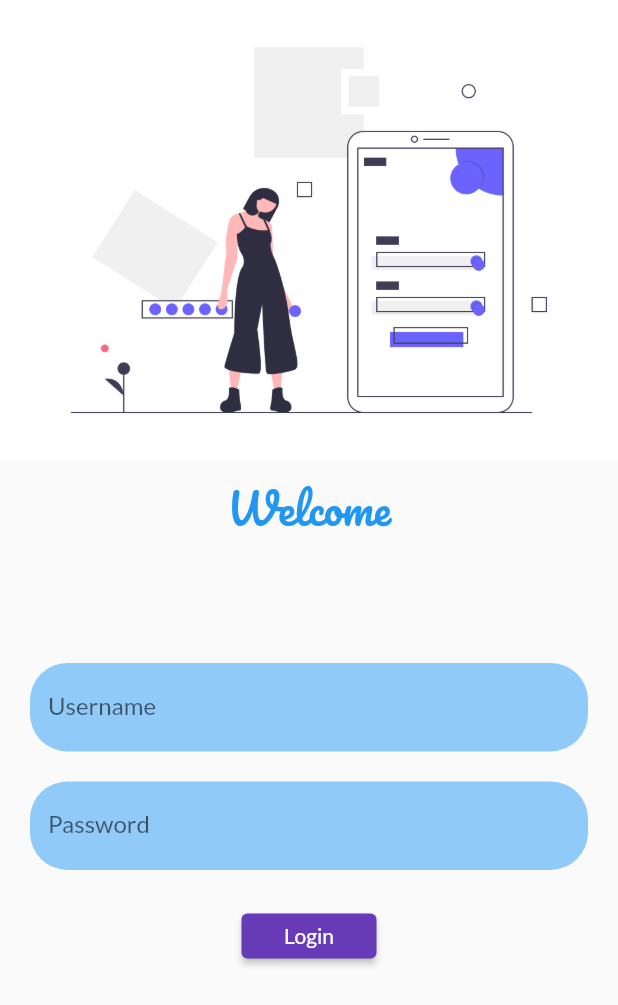
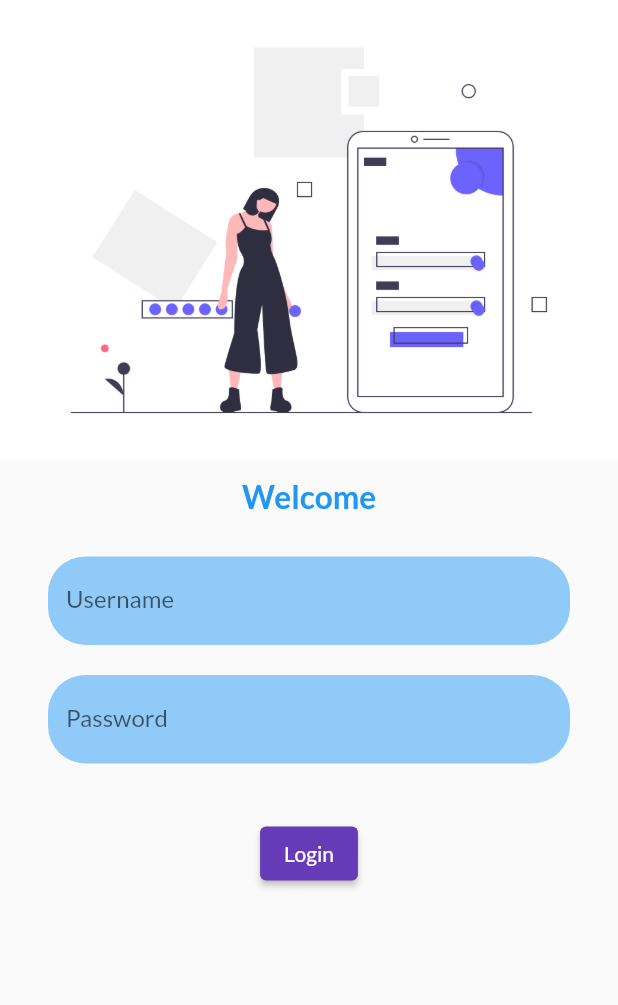
Before and after one commit to IMRISHABH08/Branching, a Flutter app: the screen it shows after launch, after a tap on "Login", on a phone screen of 412 x 824 dp. Shown: the top 1005 px of the screen. Run offline on Flutter 3.47's test engine with Material 2 defaults, Android fonts, the phone set to English and light mode, and no system bars; our stand-ins replace google_fonts.

```diff
--- a/lib/pages/login_page.dart
+++ b/lib/pages/login_page.dart
@@ -1,30 +1,15 @@
 import 'package:flutter/material.dart';
-
-//import 'package:flutter/services.dart';
+import 'package:flutter/services.dart';
 import 'package:google_fonts/google_fonts.dart';
 import './home_page.dart';
 
 class LoginPage extends StatelessWidget {
-  TextEditingController user_name = TextEditingController();
-  TextEditingController password = TextEditingController();
-
-
-
   @override
   Widget build(BuildContext context) {
-
-    void validation() {
-    if (user_name.text.isEmpty || password.text.isEmpty) {
-      return;
-    } else {
-      Navigator.of(context).pushNamed("/home_page");
-    }
-  }
-
     return Material(
       child: SingleChildScrollView(
+        //reverse: true,
         child: Column(
-          // mainAxisAlignment: MainAxisAlignment.spaceEvenly,
           children: [
             Container(
               color: Colors.white,
@@ -32,11 +17,10 @@ class LoginPage extends StatelessWidget {
               child: Image.asset(
                 "assets/images/undraw_mobile_login_ikmv.png",
                 fit: BoxFit.cover,
-                //height: 500,
               ),
             ),
             // SizedBox(
-            //   height: 10,
+            //   height: 20,
             // ),
             TextButton(
               style: TextButton.styleFrom(
@@ -45,20 +29,20 @@ class LoginPage extends StatelessWidget {
               child: Text(
                 "Welcome",
                 style: TextStyle(
-                    fontWeight: FontWeight.normal,
-                    fontFamily: GoogleFonts.pacifico().fontFamily),
-                textScaleFactor: 2.0,
+                  fontWeight: FontWeight.bold,
+                ),
+                textScaleFactor: 1.5,
               ),
-               onPressed:(){},
-
+              onPressed: () {
+                Navigator.of(context).pushNamed("/home_page");
+              },
             ),
             Padding(
               padding:
-                  EdgeInsets.only(top: 70, bottom: 20, right: 20, left: 20),
+                  const EdgeInsets.symmetric(vertical: 16.0, horizontal: 32),
               child: Column(
                 children: [
                   TextField(
-                    controller: user_name,
                     decoration: InputDecoration(
                       //  border: OutlineInputBorder(
                       //   borderRadius: BorderRadius.circular(25),
@@ -75,9 +59,7 @@ class LoginPage extends StatelessWidget {
                       fillColor: Colors.blue[200],
                     ),
                     keyboardType: TextInputType.name,
-                    onSubmitted: (_) {
-                      validation();
-                    },
+                    //onSubmitted: (_){},
 
                     // inputFormatters: [
                     //   FilteringTextInputFormatter.allow(filterPattern)
@@ -87,7 +69,6 @@ class LoginPage extends StatelessWidget {
                     height: 20,
                   ),
                   TextField(
-                    controller: password,
                     decoration: InputDecoration(
                       labelText: "Password",
                       hintText: "e.g. Ri@#_",
@@ -102,21 +83,22 @@ class LoginPage extends StatelessWidget {
                     ),
                     keyboardType: TextInputType.name,
                     obscureText: true,
-                    onSubmitted: (_) {
-                      // validation();
-                    },
+                    // onSubmitted: ,
                   ),
                 ],
               ),
             ),
-            // SizedBox(
-            //   height: 20,
-            // ),
+            SizedBox(
+              height: 20,
+            ),
             ElevatedButton(
+              onPressed: () {},
               child: Text("Login"),
-              style: ElevatedButton.styleFrom(minimumSize: Size(90, 30)),
-              onPressed: validation,
+              style: ElevatedButton.styleFrom(),
             ),
+            Padding(
+                padding: EdgeInsets.only(
+                    bottom: MediaQuery.of(context).viewInsets.bottom)),
           ],
         ),
       ),
```
